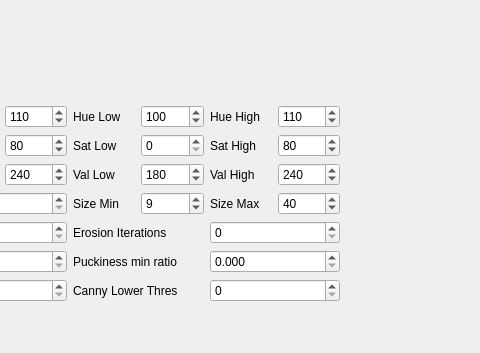
Qt form engr421/rqt_cb_gui/src/rqt_cb_gui/cb_gui.ui (yoos/school) before a commit; both pictures show x 210 to 690 and y 322 to 675 of the 833 by 675 pixel window.
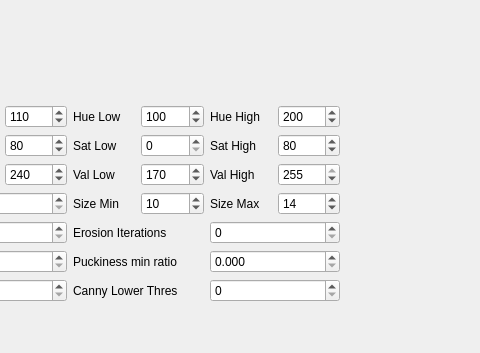
The same form after that commit.

Commit message: Set better defaults.

Patch:
```diff
--- a/engr421/rqt_cb_gui/src/rqt_cb_gui/cb_gui.ui
+++ b/engr421/rqt_cb_gui/src/rqt_cb_gui/cb_gui.ui
@@ -297,7 +297,7 @@
                 <number>255</number>
                </property>
                <property name="value">
-                <number>110</number>
+                <number>200</number>
                </property>
               </widget>
              </item>
@@ -353,7 +353,7 @@
                 <number>255</number>
                </property>
                <property name="value">
-                <number>180</number>
+                <number>170</number>
                </property>
               </widget>
              </item>
@@ -370,7 +370,7 @@
                 <number>255</number>
                </property>
                <property name="value">
-                <number>240</number>
+                <number>255</number>
                </property>
               </widget>
              </item>
@@ -391,7 +391,7 @@
                 <number>100</number>
                </property>
                <property name="value">
-                <number>9</number>
+                <number>10</number>
                </property>
               </widget>
              </item>
@@ -408,7 +408,7 @@
                 <number>100</number>
                </property>
                <property name="value">
-                <number>40</number>
+                <number>14</number>
                </property>
               </widget>
              </item>
```
